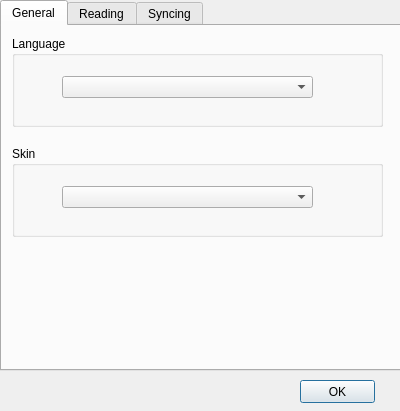
Before: the Qt Designer form src/ui/preferencedialog.ui in WizTeam/WizQTClient, drawn with Qt 5.
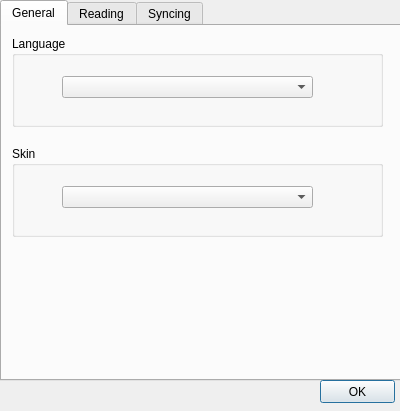
After: the same form once the commit is applied.

Patch:
```diff
--- a/src/ui/preferencedialog.ui
+++ b/src/ui/preferencedialog.ui
@@ -37,7 +37,7 @@
      <x>0</x>
      <y>0</y>
      <width>401</width>
-     <height>371</height>
+     <height>381</height>
     </rect>
    </property>
    <property name="currentIndex">
@@ -215,7 +215,7 @@
   <widget class="QPushButton" name="buttonOK">
    <property name="geometry">
     <rect>
-     <x>300</x>
+     <x>320</x>
      <y>380</y>
      <width>75</width>
      <height>23</height>
```
Left out of the diff: 2 changed lines with no effect on the pictures.
